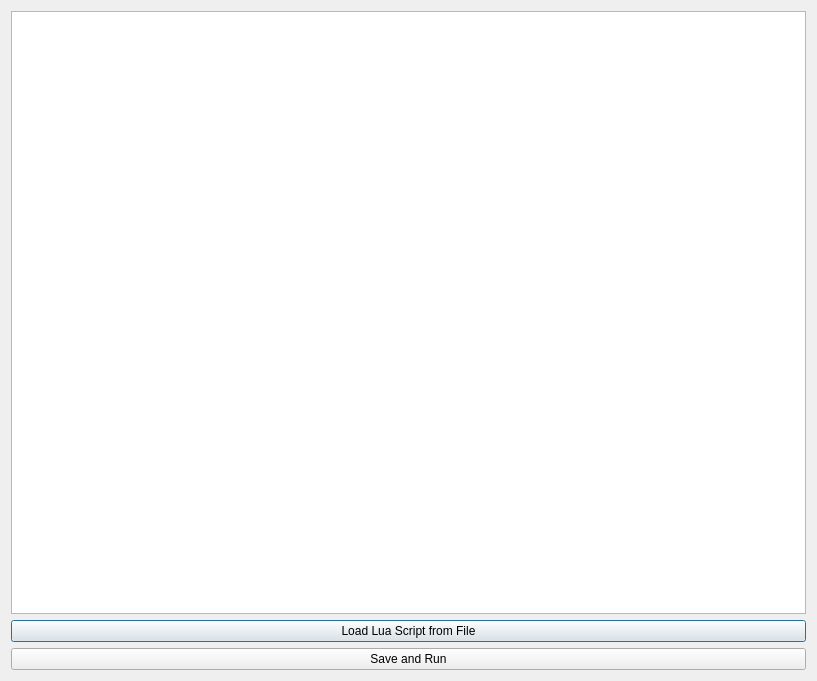
First picture: the form in ui/FileLoad.ui, repository BrigadierBaz/Thesis, before the edit.
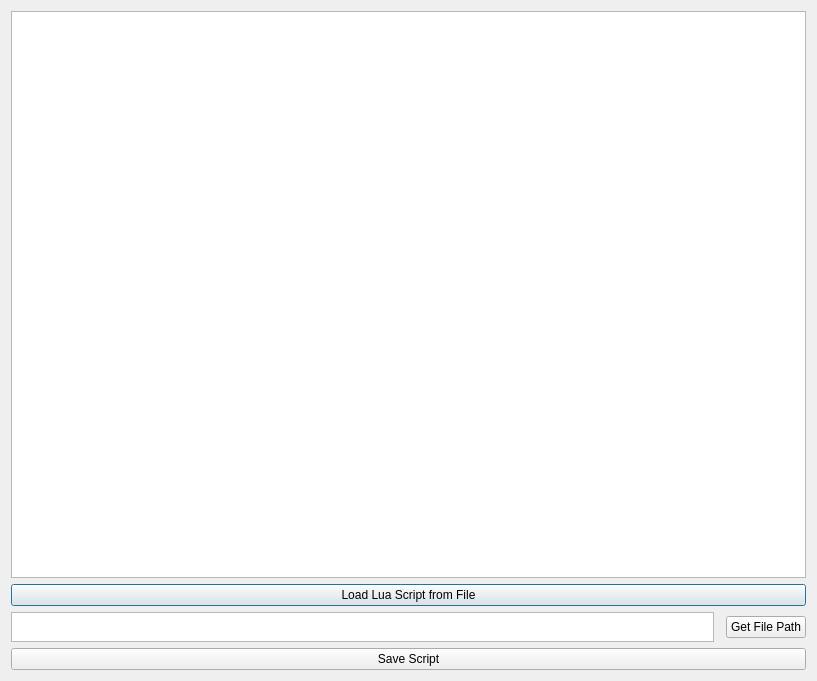
Second picture: the form after the edit.

The edit to the form file:
```diff
--- a/ui/FileLoad.ui
+++ b/ui/FileLoad.ui
@@ -14,20 +14,55 @@
    <string>Dialog</string>
   </property>
   <layout class="QGridLayout" name="gridLayout">
-   <item row="0" column="0">
+   <item row="0" column="0" colspan="3">
     <widget class="QTextEdit" name="luaViewer"/>
    </item>
-   <item row="1" column="0">
+   <item row="1" column="0" colspan="3">
     <widget class="QPushButton" name="loadScript">
      <property name="text">
       <string>Load Lua Script from File</string>
      </property>
     </widget>
    </item>
-   <item row="2" column="0">
-    <widget class="QPushButton" name="pushButton">
+   <item row="3" column="2">
+    <widget class="QPushButton" name="getFilePath">
      <property name="text">
-      <string>Save and Run</string>
+      <string>Get File Path</string>
+     </property>
+    </widget>
+   </item>
+   <item row="3" column="0">
+    <widget class="QTextEdit" name="filePath">
+     <property name="minimumSize">
+      <size>
+       <width>0</width>
+       <height>30</height>
+      </size>
+     </property>
+     <property name="maximumSize">
+      <size>
+       <width>16777215</width>
+       <height>30</height>
+      </size>
+     </property>
+     <property name="focusPolicy">
+      <enum>Qt::WheelFocus</enum>
+     </property>
+     <property name="frameShape">
+      <enum>QFrame::StyledPanel</enum>
+     </property>
+     <property name="verticalScrollBarPolicy">
+      <enum>Qt::ScrollBarAlwaysOff</enum>
+     </property>
+     <property name="horizontalScrollBarPolicy">
+      <enum>Qt::ScrollBarAsNeeded</enum>
+     </property>
+    </widget>
+   </item>
+   <item row="4" column="0" colspan="3">
+    <widget class="QPushButton" name="saveRun">
+     <property name="text">
+      <string>Save Script</string>
      </property>
     </widget>
    </item>
```
Left out of the diff: 2 changed lines with no effect on the pictures.
